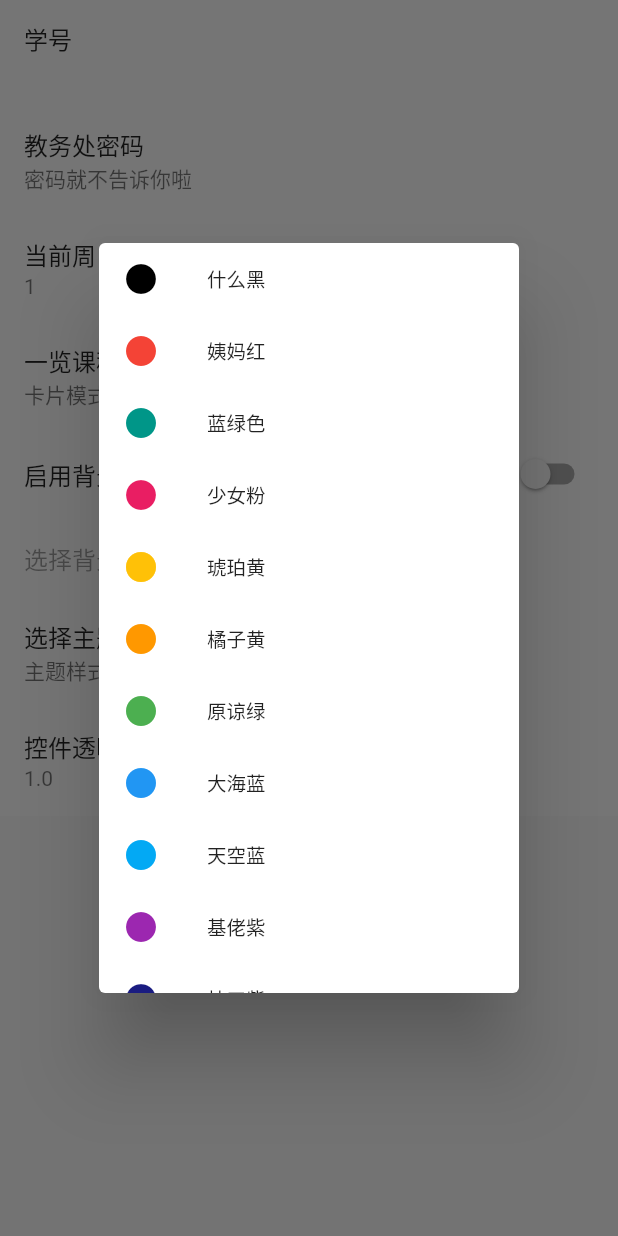
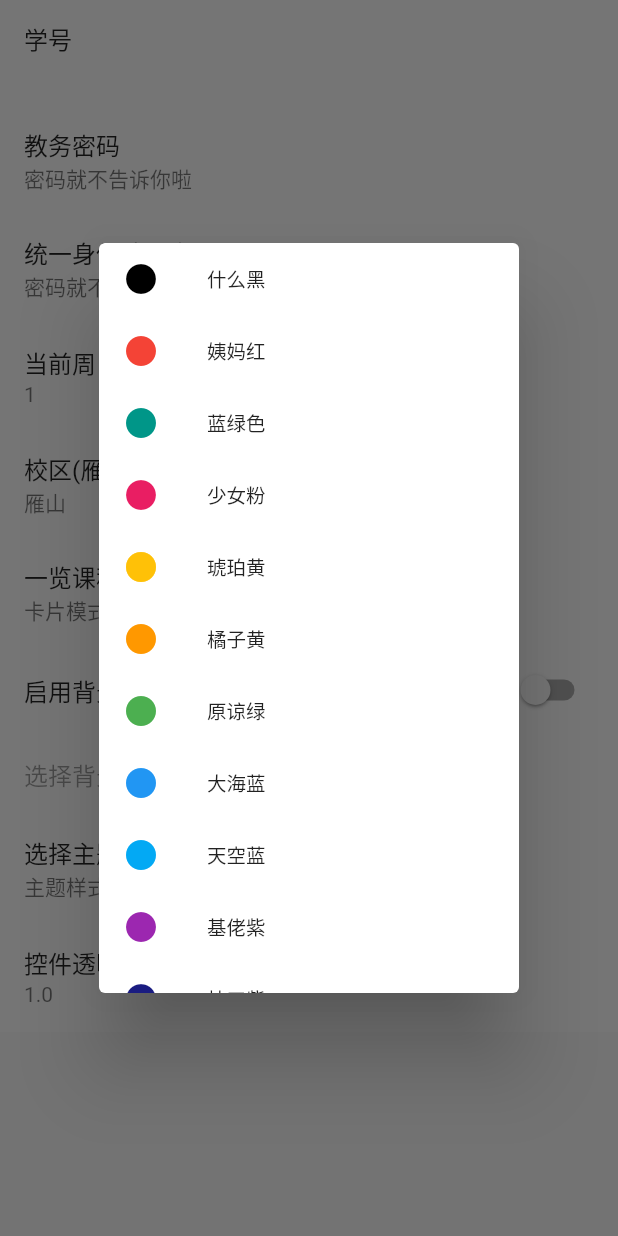
Before and after one commit to flylai/GlutAssistant, a Flutter app: the Settings widget shown alone on an empty page, opened directly, after a tap on "选择主题样式", on a phone screen of 412 x 824 dp. Run offline on Flutter 3.47's test engine with Material 2 defaults, Android fonts, the phone set to English and light mode, and no system bars; our stand-ins replace image_picker, shared_preferences, sqflite; missing offline and left inert: gbk2utf8; accounts and stored records are empty.

Commit message:
支持校区切换

```diff
--- a/lib/Model/GlobalData.dart
+++ b/lib/Model/GlobalData.dart
@@ -186,7 +186,7 @@ class GlobalData with ChangeNotifier {
         ? await su.getDouble('opacity')
         : 1.0; // 透明度尽在开启背景图时生效
 
-    _campusType = await su.getInt('campus') == 0
+    _campusType = await su.getInt('campus_type') == 0
         ? CampusType.yanshan
         : CampusType.pingfeng;
 
--- /dev/null
+++ b/lib/Model/Settings/PasswordData.dart
@@ -0,0 +1,33 @@
+import 'package:flutter/material.dart';
+import 'package:glutassistant/Common/Constant.dart';
+import 'package:glutassistant/Utility/SharedPreferencesUtil.dart';
+
+class PasswordData with ChangeNotifier {
+  PasswordData() {
+    init();
+  }
+
+  SharedPreferenceUtil su;
+
+  List<TextEditingController> passwordEditController = [
+    TextEditingController(),
+    TextEditingController(),
+    TextEditingController(),
+    TextEditingController(),
+    TextEditingController()
+  ];
+
+  setPassword(String password, int idx) {
+    su.setString(Constant.LIST_LOGIN_TITLE[idx][1], password);
+  }
+
+  Future<void> init() async {
+    su = await SharedPreferenceUtil.getInstance();
+
+    for (int i = 0; i < Constant.LIST_LOGIN_TITLE.length; i++) {
+      passwordEditController[i].text =
+          await su.getString(Constant.LIST_LOGIN_TITLE[i][1]);
+    }
+    notifyListeners();
+  }
+}
--- a/lib/View/Settings/Settings.dart
+++ b/lib/View/Settings/Settings.dart
@@ -1,14 +1,18 @@
 import 'package:flutter/material.dart';
 import 'package:glutassistant/Common/Constant.dart';
 import 'package:glutassistant/Model/GlobalData.dart';
+import 'package:glutassistant/Model/Settings/PasswordData.dart';
 import 'package:glutassistant/Widget/SnackBar.dart';
 import 'package:provider/provider.dart';
 
 class Settings extends StatelessWidget {
   @override
   Widget build(BuildContext context) {
-    return Consumer<GlobalData>(
-        builder: (context, globalData, _) => _buildSettingsList());
+    return MultiProvider(providers: [
+      ChangeNotifierProvider<PasswordData>(
+        create: (BuildContext context) => PasswordData(),
+      )
+    ], child: _buildSettingsList());
   }
 
   Widget _buildBackgroundImage() {
@@ -94,7 +98,44 @@ class Settings extends StatelessWidget {
             )));
   }
 
-  Widget _buildListItem(BuildContext context, int index) {
+  Widget _buildCampusType() {
+    return Consumer<GlobalData>(
+        builder: (context, globalData, _) => Container(
+            color: Colors.white.withOpacity(globalData.opacity),
+            child: ListTile(
+              title: Text('校区(雁山/屏风)'),
+              subtitle: Text(
+                  '${globalData.campusType == CampusType.yanshan ? '雁山' : '屏风'}'),
+              onTap: () {
+                showDialog(
+                    context: context,
+                    builder: (BuildContext ctx) {
+                      return Dialog(
+                          child: Column(
+                        mainAxisSize: MainAxisSize.min,
+                        children: <Widget>[
+                          ListTile(
+                            title: Text('雁山'),
+                            onTap: () {
+                              globalData.setCampusType(0);
+                              Navigator.of(context).pop();
+                            },
+                          ),
+                          ListTile(
+                            title: Text('屏风'),
+                            onTap: () {
+                              globalData.setCampusType(1);
+                              Navigator.of(context).pop();
+                            },
+                          )
+                        ],
+                      ));
+                    });
+              },
+            )));
+  }
+
+  Widget _buildColorListItem(BuildContext context, int index) {
     return Consumer<GlobalData>(
         builder: (context, globalData, _) => ListTile(
             leading: Icon(
@@ -114,14 +155,14 @@ class Settings extends StatelessWidget {
         builder: (context, globalData, _) => Container(
             color: Colors.white.withOpacity(globalData.opacity),
             child: ListTile(
-                title: Text('控件透明度'),
+                title: Text('控件透明度(仅在背景图启用时生效)'),
                 subtitle: Text(globalData.opacity.toString()),
                 onTap: () {
                   showDialog(
                       context: context,
                       builder: (BuildContext ctx) {
                         return AlertDialog(
-                          title: Text('透明度修改修改'),
+                          title: Text('透明度修改'),
                           content: TextField(
                             decoration:
                                 InputDecoration(labelText: '透明度(0.0-1.0)'),
@@ -155,29 +196,43 @@ class Settings extends StatelessWidget {
             )));
   }
 
-  Widget _buildPwdJW() {
+  Widget _buildPasswordEditList() {
+    return Consumer<PasswordData>(
+        builder: (context, passwordData, _) => Column(children: <Widget>[
+              for (int i = 0; i < Constant.LIST_LOGIN_TITLE.length; i++)
+                if (i != 2) // 排除南宁分校的 教务密码都是同一个
+                  _buildPasswordEdit(
+                      Constant.LIST_LOGIN_TITLE[i][0],
+                      passwordData.passwordEditController[i],
+                      (pwd) => passwordData.setPassword(pwd, i))
+            ]));
+  }
+
+  Widget _buildPasswordEdit(String title, TextEditingController controller,
+      Function callback(password)) {
     return Consumer<GlobalData>(
         builder: (context, globalData, _) => Container(
               color: Colors.white.withOpacity(globalData.opacity),
               child: ListTile(
-                  title: Text('教务处密码'),
+                  title: Text(title + '密码'),
                   subtitle: Text('密码就不告诉你啦'),
                   onTap: () {
                     showDialog(
                         context: context,
                         builder: (BuildContext ctx) {
                           return AlertDialog(
-                            title: Text('教务密码修改'),
+                            title: Text(title + '密码修改'),
                             content: TextField(
-                              decoration: InputDecoration(labelText: '教务密码'),
+                              decoration:
+                                  InputDecoration(labelText: title + '密码'),
                               obscureText: true,
-                              controller: globalData.passwordJWController,
+                              controller: controller,
                             ),
                             actions: <Widget>[
                               FlatButton(
                                 child: Text('确定'),
                                 onPressed: () {
-                                  globalData.setJWPassword();
+                                  callback(controller.text.trim());
                                   Navigator.pop(context);
                                 },
                               )
@@ -192,8 +247,9 @@ class Settings extends StatelessWidget {
     return ListView(
       children: <Widget>[
         _buildStudentId(),
-        _buildPwdJW(),
+        _buildPasswordEditList(),
         _buildCurrentWeek(),
+        _buildCampusType(),
         _buildDashboardDisplayType(),
         _buildBackgroundImage(),
         _buildPickImage(),
@@ -252,7 +308,7 @@ class Settings extends StatelessWidget {
                           child: ListView.builder(
                             itemCount: Constant.LIST_THEME_COLOR.length,
                             itemBuilder: (context, index) =>
-                                _buildListItem(context, index),
+                                _buildColorListItem(context, index),
                           ),
                         ),
                       );
```
